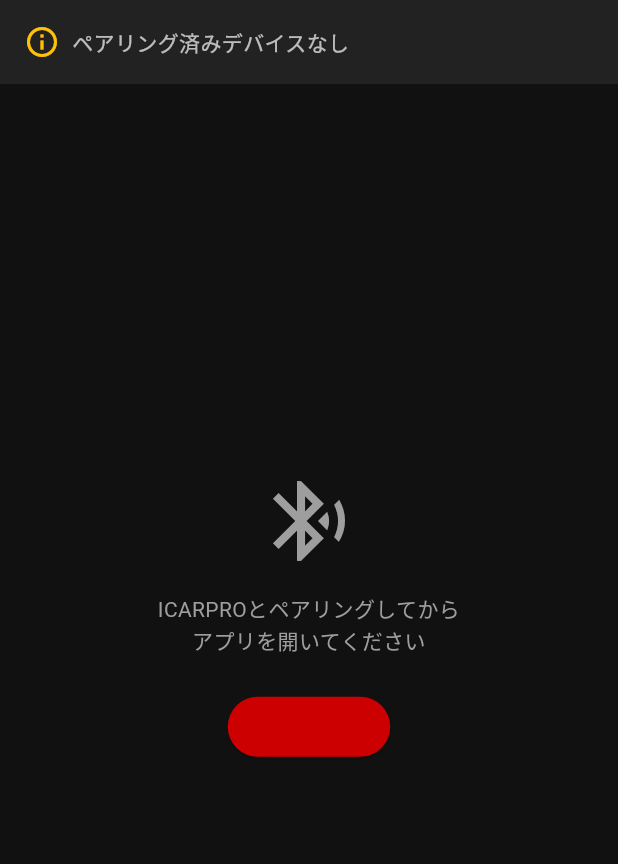
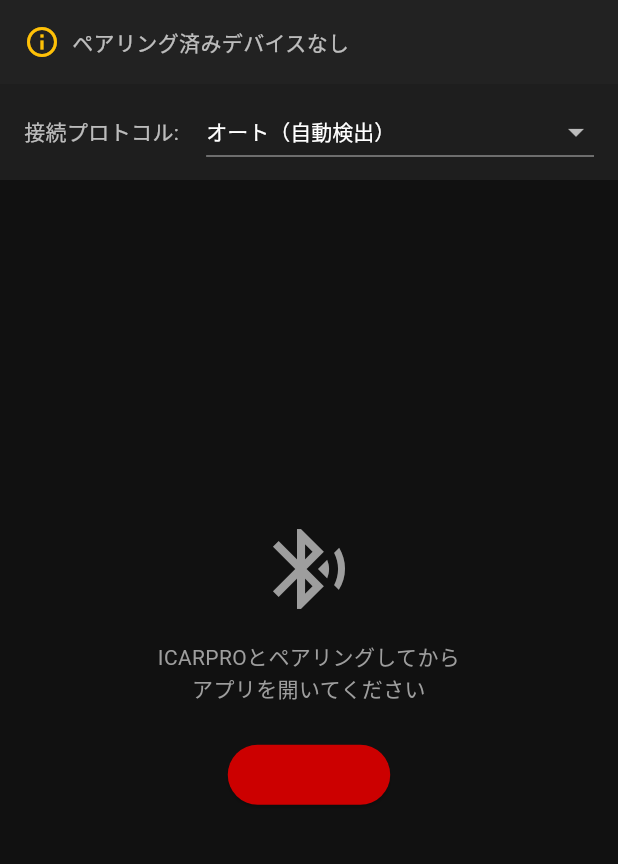
Before and after one commit to syume2900-netizen/ferrari-obd, a Flutter app: the screen it shows after launch, on a phone screen of 412 x 824 dp, the part 84-948 px from its top. Run offline on Flutter 3.47's test engine with Material 3 defaults, Android fonts, the phone set to English and light mode, and no system bars; our stand-ins replace audioplayers, flutter_bluetooth_serial, permission_handler.

Commit message:
Feature: Add protocol selection dropdown UI to allow ATSP0/4/5/6 switching

```diff
--- a/lib/main.dart
+++ b/lib/main.dart
@@ -48,6 +48,7 @@
   double _throttle = 0.0;
   String _status = '接続待ち';
   StreamSubscription? _sub;
+  String _selectedProtocol = 'ATSP0';
 
   @override
   void initState() {
@@ -83,7 +84,7 @@
       _status = '${device.name} に接続中...';
     });
     try {
-      await _obd.connect(device);
+      await _obd.connect(device, _selectedProtocol);
       await _sound.init();
       _sub = _obd.dataStream.listen(_onData);
       setState(() {
@@ -171,6 +172,32 @@
                   height: 20,
                   child: CircularProgressIndicator(strokeWidth: 2),
                 ),
+            ],
+          ),
+        ),
+        Container(
+          padding: const EdgeInsets.symmetric(horizontal: 16, vertical: 8),
+          color: const Color(0xFF1E1E1E),
+          child: Row(
+            mainAxisAlignment: MainAxisAlignment.spaceBetween,
+            children: [
+              const Text('接続プロトコル:', style: TextStyle(color: Colors.white70)),
+              DropdownButton<String>(
+                value: _selectedProtocol,
+                dropdownColor: const Color(0xFF222222),
+                style: const TextStyle(color: Colors.white),
+                items: const [
+                  DropdownMenuItem(value: 'ATSP0', child: Text('オート（自動検出）')),
+                  DropdownMenuItem(value: 'ATSP4', child: Text('ヴォクシー H16年 (5ボー - ATSP4)')),
+                  DropdownMenuItem(value: 'ATSP5', child: Text('ヴォクシー H16年 (ファスト - ATSP5)')),
+                  DropdownMenuItem(value: 'ATSP6', child: Text('フェラーリ・一般車 (CAN - ATSP6)')),
+                ],
+                onChanged: (val) {
+                  if (val != null) {
+                    setState(() => _selectedProtocol = val);
+                  }
+                },
+              ),
             ],
           ),
         ),
```
Also changed, not shown: lib/obd_service.dart (+6 -6 lines).
